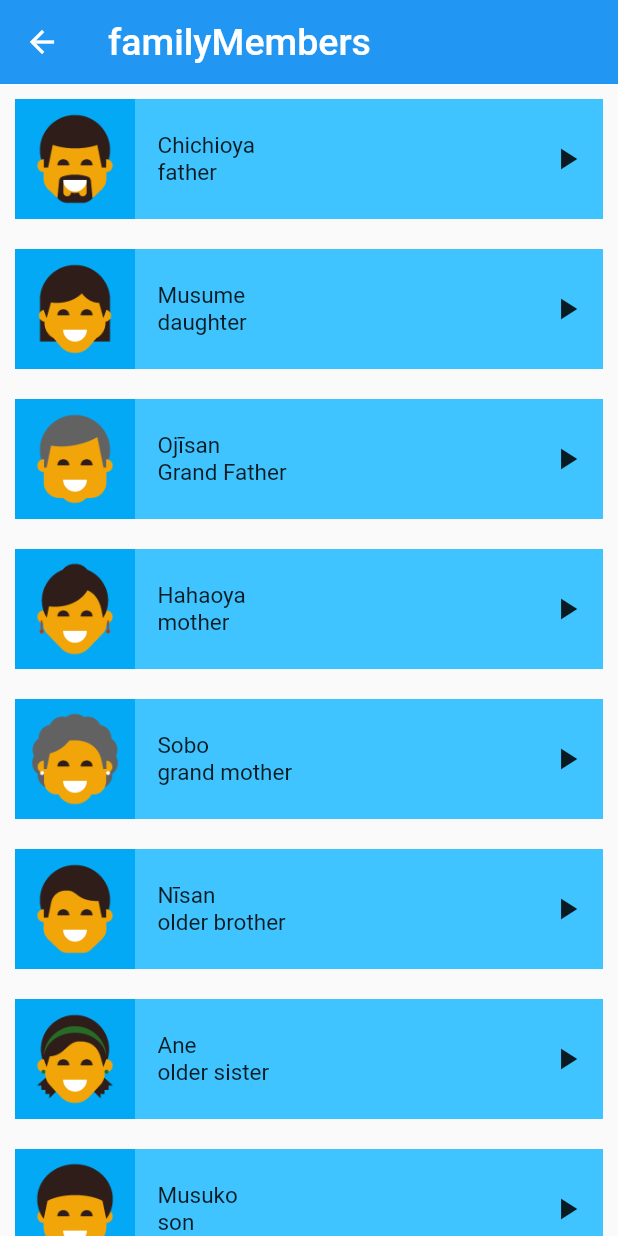
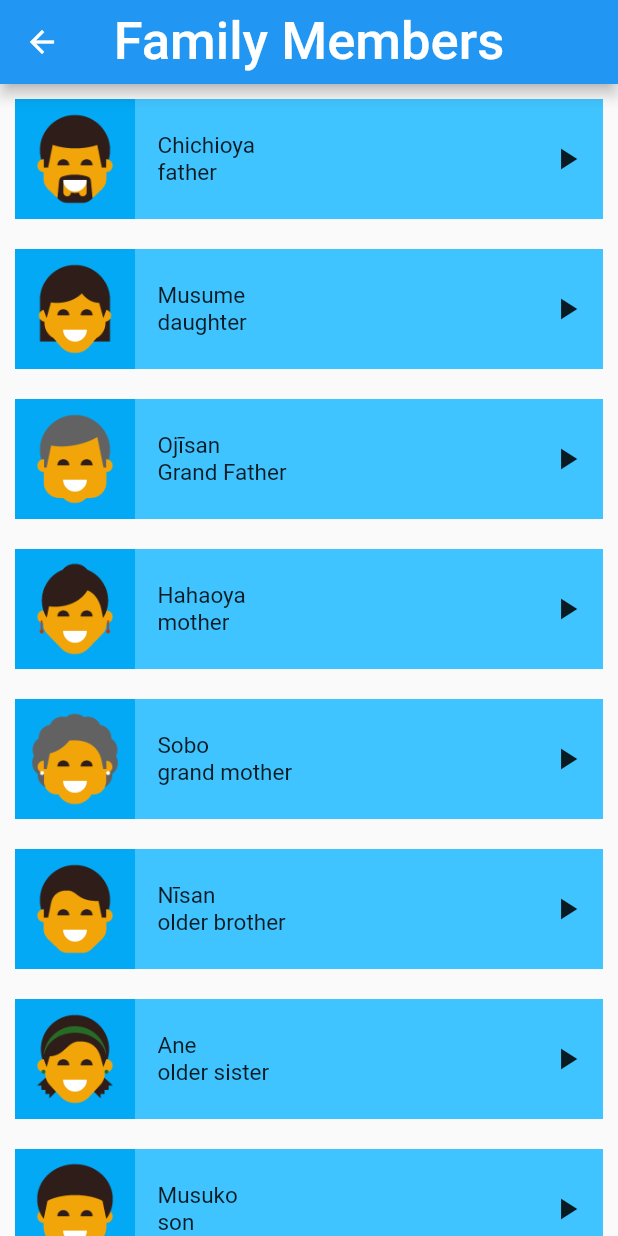
Before and after one commit to ahmedalgzery/Simple-Toko, a Flutter app: the screen it shows after launch, after a tap on "family_members", on a phone screen of 412 x 824 dp. Run offline on Flutter 3.47's test engine with Material 2 defaults, Android fonts, the phone set to English and light mode, and no system bars; our stand-ins replace audioplayers.

Commit message:
update appBar

```diff
--- a/lib/main.dart
+++ b/lib/main.dart
@@ -1,6 +1,5 @@
 import 'package:flutter/material.dart';
 import 'package:toku/screens/home_screen.dart';
-
 
 void main() {
   runApp(const MyApp());
@@ -9,15 +8,16 @@ void main() {
 class MyApp extends StatelessWidget {
   const MyApp({super.key});
 
-
   @override
   Widget build(BuildContext context) {
     return MaterialApp(
       title: 'Toku',
       debugShowCheckedModeBanner: false,
       theme: ThemeData(
-
-        primarySwatch:Colors.blue,
+        appBarTheme: const AppBarTheme(
+          centerTitle: true,
+        ),
+        primarySwatch: Colors.blue,
       ),
       home: const HomeScreen(),
     );
--- a/lib/screens/colors_screen.dart
+++ b/lib/screens/colors_screen.dart
@@ -9,11 +9,11 @@ class ColorsScreen extends StatelessWidget {
   Widget build(BuildContext context) {
     return Scaffold(
       appBar: AppBar(
-        elevation: 0.0,
+
         title: const Text(
-          'colors',
+          'Colors',
           style: TextStyle(
-            fontSize: 25.0,
+            fontSize: 35.0,
           ),
         ),
       ),
--- a/lib/screens/family_members_screen.dart
+++ b/lib/screens/family_members_screen.dart
@@ -11,11 +11,11 @@ class FamilyMembersScreen extends StatelessWidget {
 
       appBar: AppBar(
 
-        elevation: 0.0,
+
         title: const Text(
-          'familyMembers',
+          'Family Members',
           style: TextStyle(
-            fontSize: 25.0,
+            fontSize: 35.0,
           ),
         ),
       ),
--- a/lib/screens/home_screen.dart
+++ b/lib/screens/home_screen.dart
@@ -15,7 +15,7 @@ class HomeScreen extends StatelessWidget {
         title: const Text(
           'Toku',
           style: TextStyle(
-            fontSize: 25.0,
+            fontSize: 35.0,
           ),
         ),
       ),
--- a/lib/screens/numbers_screen.dart
+++ b/lib/screens/numbers_screen.dart
@@ -11,11 +11,11 @@ class NumbersScreen extends StatelessWidget {
 
       appBar: AppBar(
 
-        elevation: 0.0,
+
         title: const Text(
           'Numbers',
           style: TextStyle(
-            fontSize: 25.0,
+            fontSize: 35.0,
           ),
         ),
       ),
--- a/lib/screens/phrases_screen.dart
+++ b/lib/screens/phrases_screen.dart
@@ -11,11 +11,11 @@ class PhrasesScreen extends StatelessWidget {
 
       appBar: AppBar(
 
-        elevation: 0.0,
+
         title: const Text(
-          'phrases',
+          'Phrases',
           style: TextStyle(
-            fontSize: 25.0,
+            fontSize: 35.0,
           ),
         ),
       ),
```
